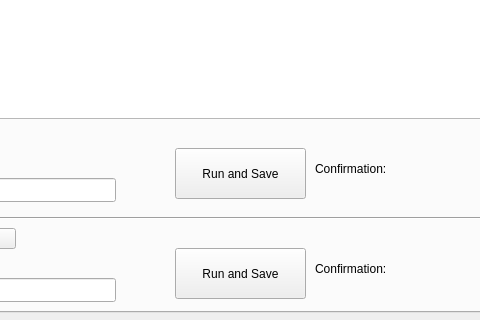
Qt form form.ui (HoangMNguyen/CCI_ClinicalReporting) before a commit; both pictures show x 337 to 817 and y 298 to 618 of the 950 by 618 pixel window.
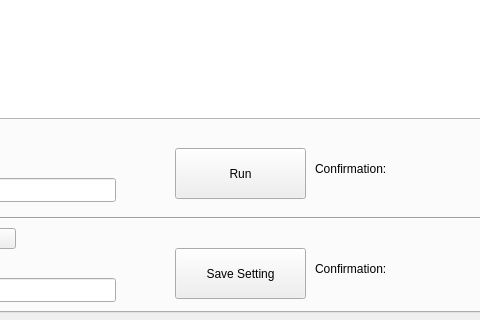
The same form after that commit. The open tabs and pages were chosen to show the change. Icons and pictures are not drawn.

Diff of the .ui file:
```diff
--- a/form.ui
+++ b/form.ui
@@ -1090,7 +1090,7 @@
       </rect>
      </property>
      <property name="text">
-      <string>Run and Save</string>
+      <string>Save Setting</string>
      </property>
      <property name="icon">
       <iconset theme="QIcon::ThemeIcon::DocumentSend"/>
@@ -1232,7 +1232,7 @@
       </rect>
      </property>
      <property name="text">
-      <string>Run and Save</string>
+      <string>Run</string>
      </property>
      <property name="icon">
       <iconset theme="QIcon::ThemeIcon::DocumentSend"/>
```
Left out of the diff: 6 changed lines with no effect on the pictures.
